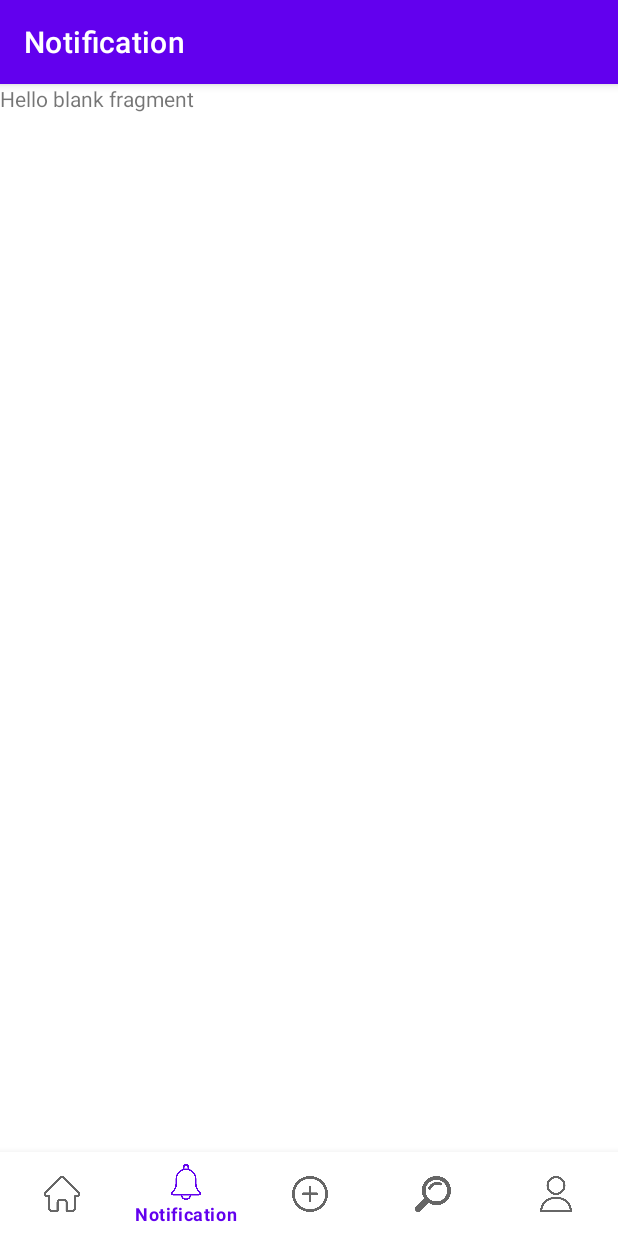
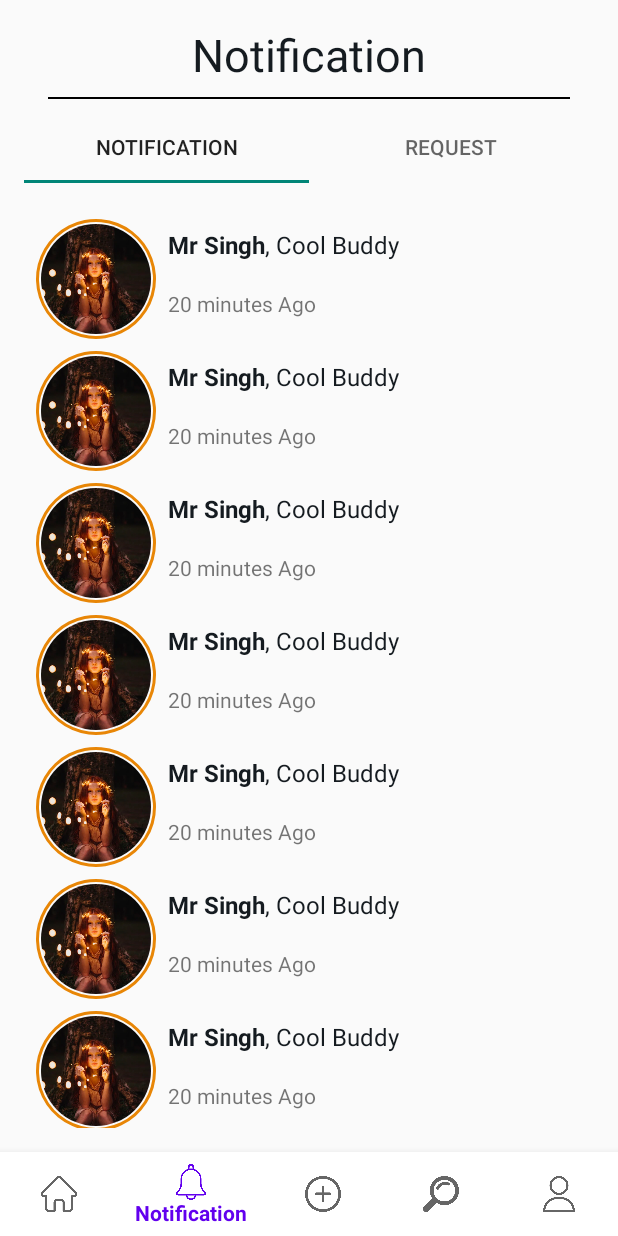
Before and after one commit to MrSingh1807/My-Social-Media-App, an Android app: the NotificationFragment screen opened through its navigation route, on a phone screen of 412 x 824 dp. Run offline under Robolectric (Android 15) with nearby library versions, the phone set to English and light mode, and no system bars; our stand-ins replace CircleImageView, Dagger/Hilt's generated code, navigation-ui; Roboto replaces fonts that are not available here.

Commit message:
first commit

```diff
--- a/app/src/main/AndroidManifest.xml
+++ b/app/src/main/AndroidManifest.xml
@@ -13,7 +13,7 @@
         android:label="@string/app_name"
         android:roundIcon="@mipmap/ic_launcher_round"
         android:supportsRtl="true"
-        android:theme="@style/Theme.MySocialMediaApp"
+        android:theme="@style/NoActionBar"
         tools:targetApi="31">
         <activity
             android:name=".ui.MainActivity"
--- a/app/src/main/java/com/example/mysocialmediaapp/ui/MainActivity.kt
+++ b/app/src/main/java/com/example/mysocialmediaapp/ui/MainActivity.kt
@@ -1,8 +1,11 @@
 package com.example.mysocialmediaapp.ui
 
 import android.os.Bundle
+import android.view.Menu
+import android.view.View
 import androidx.appcompat.app.AppCompatActivity
 import androidx.navigation.NavController
+import androidx.navigation.NavDestination
 import androidx.navigation.fragment.NavHostFragment
 import androidx.navigation.fragment.findNavController
 import androidx.navigation.ui.AppBarConfiguration
@@ -37,13 +40,23 @@
                 R.id.profileFragment
             )
         )
+        navController.addOnDestinationChangedListener { controller, destination, arguments ->
+            if (destination.id == R.id.profileFragment) {
+                setSupportActionBar(binding.toolbar)
+                binding.toolbar.visibility = View.VISIBLE
+            } else {
+                supportActionBar?.hide()
+                binding.toolbar.visibility = View.GONE
+            }
+        }
 
         binding.btmNavView.setupWithNavController(navController)
-        setupActionBarWithNavController(navController, appBarConfiguration)
+//        setupActionBarWithNavController(navController, appBarConfiguration)
 
     }
 
     override fun onSupportNavigateUp(): Boolean {
         return navController.navigateUp() || super.onSupportNavigateUp()
     }
+
 }
--- /dev/null
+++ b/app/src/main/java/com/example/mysocialmediaapp/ui/adapters/NotificationAdapter.kt
@@ -0,0 +1,38 @@
+package com.example.mysocialmediaapp.ui.adapters
+
+import android.content.Context
+import android.text.Html
+import android.view.LayoutInflater
+import android.view.ViewGroup
+import androidx.recyclerview.widget.RecyclerView
+import com.example.mysocialmediaapp.databinding.TabNotificationRecyclerViewBinding
+import com.example.mysocialmediaapp.ui.models.NotificationModel
+
+
+class NotificationAdapter(
+    val context: Context,
+    private var notificationModel: ArrayList<NotificationModel> = ArrayList()
+) : RecyclerView.Adapter<NotificationAdapter.NotificationViewHolder>() {
+
+    class NotificationViewHolder(val binding: TabNotificationRecyclerViewBinding) :
+        RecyclerView.ViewHolder(binding.root)
+
+    override fun onCreateViewHolder(parent: ViewGroup, viewType: Int): NotificationViewHolder {
+        val itemBind = TabNotificationRecyclerViewBinding.inflate(
+            LayoutInflater.from(parent.context),
+            parent,
+            false
+        )
+        return NotificationViewHolder(itemBind)
+    }
+
+    override fun onBindViewHolder(holder: NotificationViewHolder, position: Int) {
+        holder.binding.profileImgVw.setImageResource(notificationModel[position].profileImage)
+        holder.binding.nameAndAboutTV.text = Html.fromHtml(notificationModel[position].notification)
+        holder.binding.timeTV.text = notificationModel[position].time
+    }
+
+    override fun getItemCount(): Int {
+        return notificationModel.size
+    }
+}
--- /dev/null
+++ b/app/src/main/java/com/example/mysocialmediaapp/ui/adapters/ViewPagerAdapter.kt
@@ -0,0 +1,32 @@
+package com.example.mysocialmediaapp.ui.adapters
+
+import androidx.fragment.app.Fragment
+import androidx.fragment.app.FragmentManager
+import androidx.fragment.app.FragmentPagerAdapter
+import com.example.mysocialmediaapp.ui.fragments.RequestFragment
+import com.example.mysocialmediaapp.ui.fragments.TabNotificationFragment
+
+class ViewPagerAdapter(manager: FragmentManager) : FragmentPagerAdapter(manager) {
+
+    override fun getCount(): Int {
+        return 2
+    }
+
+    override fun getItem(position: Int): Fragment {
+        return when(position){
+            0 -> TabNotificationFragment()
+            1 -> RequestFragment()
+            else -> TabNotificationFragment()
+        }
+    }
+
+    override fun getPageTitle(position: Int): CharSequence? {
+        var title = ""
+        title = if (position == 0){
+            "NOTIFICATION"
+        } else {
+            "REQUEST"
+        }
+        return title
+    }
+}
--- a/app/src/main/java/com/example/mysocialmediaapp/ui/fragments/NotificationFragment.kt
+++ b/app/src/main/java/com/example/mysocialmediaapp/ui/fragments/NotificationFragment.kt
@@ -8,6 +8,7 @@
 import com.example.mysocialmediaapp.R
 import com.example.mysocialmediaapp.databinding.FragmentAddBinding
 import com.example.mysocialmediaapp.databinding.FragmentNotificationBinding
+import com.example.mysocialmediaapp.ui.adapters.ViewPagerAdapter
 import dagger.hilt.android.AndroidEntryPoint
 
 @AndroidEntryPoint
@@ -23,6 +24,9 @@
         // Inflate the layout for this fragment
         _binding = FragmentNotificationBinding.inflate(inflater, container, false)
 
+        binding.notificationViewPager.adapter = fragmentManager?.let { ViewPagerAdapter(it) }
+        binding.notificationTabLayout.setupWithViewPager(binding.notificationViewPager)
+
         return binding.root
     }
 
--- a/app/src/main/java/com/example/mysocialmediaapp/ui/fragments/ProfileFragment.kt
+++ b/app/src/main/java/com/example/mysocialmediaapp/ui/fragments/ProfileFragment.kt
@@ -28,6 +28,7 @@
         // Inflate the layout for this fragment
         _binding = FragmentProfileBinding.inflate(inflater, container, false)
 
+
         setFriendsListRecyclerView()
 
         return binding.root
--- /dev/null
+++ b/app/src/main/java/com/example/mysocialmediaapp/ui/fragments/RequestFragment.kt
@@ -0,0 +1,30 @@
+package com.example.mysocialmediaapp.ui.fragments
+
+import android.os.Bundle
+import androidx.fragment.app.Fragment
+import android.view.LayoutInflater
+import android.view.View
+import android.view.ViewGroup
+import com.example.mysocialmediaapp.R
+import com.example.mysocialmediaapp.databinding.FragmentRequestBinding
+
+class RequestFragment : Fragment() {
+
+    private var _binding: FragmentRequestBinding? = null
+    private val binding get() = _binding!!
+
+
+    override fun onCreateView(
+        inflater: LayoutInflater, container: ViewGroup?,
+        savedInstanceState: Bundle?
+    ): View {
+        _binding = FragmentRequestBinding.inflate(inflater,container,false)
+        // Inflate the layout for this fragment
+        return binding.root
+    }
+
+    override fun onDestroyView() {
+        super.onDestroyView()
+        _binding = null
+    }
+}
--- /dev/null
+++ b/app/src/main/java/com/example/mysocialmediaapp/ui/fragments/TabNotificationFragment.kt
@@ -0,0 +1,53 @@
+package com.example.mysocialmediaapp.ui.fragments
+
+import android.os.Bundle
+import androidx.fragment.app.Fragment
+import android.view.LayoutInflater
+import android.view.View
+import android.view.ViewGroup
+import androidx.recyclerview.widget.LinearLayoutManager
+import com.example.mysocialmediaapp.R
+import com.example.mysocialmediaapp.databinding.FragmentRequestBinding
+import com.example.mysocialmediaapp.databinding.FragmentTabNotificationBinding
+import com.example.mysocialmediaapp.ui.adapters.NotificationAdapter
+import com.example.mysocialmediaapp.ui.models.NotificationModel
+
+class TabNotificationFragment : Fragment() {
+
+    private var _binding: FragmentTabNotificationBinding? = null
+    private val binding get() = _binding!!
+
+    private val notificationLists: ArrayList<NotificationModel> = ArrayList()
+      override fun onCreateView(
+        inflater: LayoutInflater, container: ViewGroup?,
+        savedInstanceState: Bundle?
+    ): View {
+        // Inflate the layout for this fragment
+          _binding = FragmentTabNotificationBinding.inflate(inflater, container,false)
+
+          setUpRecyclerView()
+        return binding.root
+    }
+
+    private fun setUpRecyclerView() {
+        notificationLists.add(NotificationModel(R.drawable.kid, "<b>Mr Singh</b>, Cool Buddy", "20 minutes Ago"))
+        notificationLists.add(NotificationModel(R.drawable.kid, "<b>Mr Singh</b>, Cool Buddy", "20 minutes Ago"))
+        notificationLists.add(NotificationModel(R.drawable.kid, "<b>Mr Singh</b>, Cool Buddy", "20 minutes Ago"))
+        notificationLists.add(NotificationModel(R.drawable.kid, "<b>Mr Singh</b>, Cool Buddy", "20 minutes Ago"))
+        notificationLists.add(NotificationModel(R.drawable.kid, "<b>Mr Singh</b>, Cool Buddy", "20 minutes Ago"))
+        notificationLists.add(NotificationModel(R.drawable.kid, "<b>Mr Singh</b>, Cool Buddy", "20 minutes Ago"))
+        notificationLists.add(NotificationModel(R.drawable.kid, "<b>Mr Singh</b>, Cool Buddy", "20 minutes Ago"))
+        notificationLists.add(NotificationModel(R.drawable.kid, "<b>Mr Singh</b>, Cool Buddy", "20 minutes Ago"))
+
+
+        val adapter = NotificationAdapter(requireContext(), notificationLists)
+        binding.tabNotificationRV.layoutManager = LinearLayoutManager(requireContext())
+        binding.tabNotificationRV.adapter = adapter
+
+    }
+
+    override fun onDestroy() {
+        super.onDestroy()
+        _binding = null
+    }
+}
--- /dev/null
+++ b/app/src/main/java/com/example/mysocialmediaapp/ui/models/NotificationModel.kt
@@ -0,0 +1,7 @@
+package com.example.mysocialmediaapp.ui.models
+
+data class NotificationModel(
+    val profileImage: Int,
+    val notification: String,
+    val time: String
+)
--- /dev/null
+++ b/app/src/main/res/drawable/ic_setting.xml
@@ -0,0 +1,5 @@
+<vector android:height="24dp" android:tint="#FFFFFF"
+    android:viewportHeight="24" android:viewportWidth="24"
+    android:width="24dp" xmlns:android="http://schemas.android.com/apk/res/android">
+    <path android:fillColor="@android:color/white" android:pathData="M19.14,12.94c0.04,-0.3 0.06,-0.61 0.06,-0.94c0,-0.32 -0.02,-0.64 -0.07,-0.94l2.03,-1.58c0.18,-0.14 0.23,-0.41 0.12,-0.61l-1.92,-3.32c-0.12,-0.22 -0.37,-0.29 -0.59,-0.22l-2.39,0.96c-0.5,-0.38 -1.03,-0.7 -1.62,-0.94L14.4,2.81c-0.04,-0.24 -0.24,-0.41 -0.48,-0.41h-3.84c-0.24,0 -0.43,0.17 -0.47,0.41L9.25,5.35C8.66,5.59 8.12,5.92 7.63,6.29L5.24,5.33c-0.22,-0.08 -0.47,0 -0.59,0.22L2.74,8.87C2.62,9.08 2.66,9.34 2.86,9.48l2.03,1.58C4.84,11.36 4.8,11.69 4.8,12s0.02,0.64 0.07,0.94l-2.03,1.58c-0.18,0.14 -0.23,0.41 -0.12,0.61l1.92,3.32c0.12,0.22 0.37,0.29 0.59,0.22l2.39,-0.96c0.5,0.38 1.03,0.7 1.62,0.94l0.36,2.54c0.05,0.24 0.24,0.41 0.48,0.41h3.84c0.24,0 0.44,-0.17 0.47,-0.41l0.36,-2.54c0.59,-0.24 1.13,-0.56 1.62,-0.94l2.39,0.96c0.22,0.08 0.47,0 0.59,-0.22l1.92,-3.32c0.12,-0.22 0.07,-0.47 -0.12,-0.61L19.14,12.94zM12,15.6c-1.98,0 -3.6,-1.62 -3.6,-3.6s1.62,-3.6 3.6,-3.6s3.6,1.62 3.6,3.6S13.98,15.6 12,15.6z"/>
+</vector>
--- /dev/null
+++ b/app/src/main/res/drawable/toolbar_bg.xml
@@ -0,0 +1,8 @@
+<?xml version="1.0" encoding="utf-8"?>
+<shape xmlns:android="http://schemas.android.com/apk/res/android">
+
+    <gradient android:angle="90"
+        android:startColor="@android:color/transparent"
+        android:endColor="@android:color/transparent"
+        android:type="linear"/>
+</shape>
--- a/app/src/main/res/layout/activity_main.xml
+++ b/app/src/main/res/layout/activity_main.xml
@@ -7,28 +7,37 @@
     android:layout_height="match_parent"
     tools:context=".ui.MainActivity">
 
+    <androidx.appcompat.widget.Toolbar
+        android:id="@+id/toolbar"
+        android:layout_width="0dp"
+        android:layout_height="?attr/actionBarSize"
+        app:popupTheme="@style/Theme.AppCompat.Light"
+        android:background="@android:color/transparent"
+        android:theme="@style/ThemeOverlay.AppCompat.Dark.ActionBar"
+        app:layout_constraintEnd_toEndOf="parent"
+        app:layout_constraintStart_toStartOf="parent"
+        app:layout_constraintTop_toTopOf="parent" />
+
     <androidx.fragment.app.FragmentContainerView
         android:id="@+id/fragment_container_view"
         android:name="androidx.navigation.fragment.NavHostFragment"
         android:layout_width="0dp"
         android:layout_height="0dp"
         app:defaultNavHost="true"
-        app:navGraph="@navigation/my_nav_host"
+        app:layout_constraintBottom_toTopOf="@+id/btmNavView"
 
-        app:layout_constraintBottom_toTopOf="@+id/btmNavView"
         app:layout_constraintEnd_toEndOf="parent"
         app:layout_constraintHorizontal_bias="0.5"
         app:layout_constraintStart_toStartOf="parent"
         app:layout_constraintTop_toTopOf="parent"
-        app:layout_constraintVertical_bias="0.5" />
+        app:navGraph="@navigation/my_nav_host" />
 
     <com.google.android.material.bottomnavigation.BottomNavigationView
         android:id="@+id/btmNavView"
         android:layout_width="match_parent"
         android:layout_height="wrap_content"
-
-
         app:menu="@menu/btm_nav_items"
+        app:backgroundTint="@color/white"
         app:layout_constraintBottom_toBottomOf="parent"
         app:layout_constraintEnd_toEndOf="parent"
         app:layout_constraintHorizontal_bias="0.5"
--- a/app/src/main/res/layout/fragment_home.xml
+++ b/app/src/main/res/layout/fragment_home.xml
@@ -74,6 +74,7 @@
         android:layout_width="match_parent"
         android:layout_height="0dp"
         android:layout_weight="1"
+        android:scrollbars="none"
         app:layout_constraintEnd_toEndOf="parent"
         app:layout_constraintHorizontal_bias="0.5"
         app:layout_constraintStart_toStartOf="parent"
--- a/app/src/main/res/layout/fragment_notification.xml
+++ b/app/src/main/res/layout/fragment_notification.xml
@@ -1,5 +1,6 @@
 <?xml version="1.0" encoding="utf-8"?>
-<FrameLayout xmlns:android="http://schemas.android.com/apk/res/android"
+<androidx.constraintlayout.widget.ConstraintLayout xmlns:android="http://schemas.android.com/apk/res/android"
+    xmlns:app="http://schemas.android.com/apk/res-auto"
     xmlns:tools="http://schemas.android.com/tools"
     android:layout_width="match_parent"
     android:layout_height="match_parent"
@@ -7,8 +8,49 @@
 
     <!-- TODO: Update blank fragment layout -->
     <TextView
+        android:id="@+id/textView"
+        android:layout_width="wrap_content"
+        android:layout_height="wrap_content"
+        android:layout_marginTop="16dp"
+        android:text="Notification"
+        android:textColor="@color/titleColor"
+        android:textSize="30sp"
+        app:layout_constraintEnd_toEndOf="parent"
+        app:layout_constraintStart_toStartOf="parent"
+        app:layout_constraintTop_toTopOf="parent" />
+
+    <View
+        android:id="@+id/view10"
+        android:layout_width="0dp"
+        android:layout_height="1dp"
+        android:layout_marginStart="32dp"
+        android:layout_marginTop="8dp"
+        android:layout_marginEnd="32dp"
+        android:background="@color/black"
+        app:layout_constraintEnd_toEndOf="parent"
+        app:layout_constraintHorizontal_bias="0.5"
+        app:layout_constraintStart_toStartOf="parent"
+        app:layout_constraintTop_toBottomOf="@+id/textView" />
+
+    <com.google.android.material.tabs.TabLayout
+        android:id="@+id/notificationTabLayout"
+        android:layout_width="0dp"
+        android:layout_height="wrap_content"
+        android:layout_marginStart="16dp"
+        android:layout_marginTop="8dp"
+        android:layout_marginEnd="16dp"
+        app:layout_constraintEnd_toEndOf="parent"
+        app:layout_constraintHorizontal_bias="0.5"
+        app:layout_constraintStart_toStartOf="parent"
+        app:layout_constraintTop_toBottomOf="@+id/view10"/>
+
+    <androidx.viewpager.widget.ViewPager
+        android:id="@+id/notificationViewPager"
         android:layout_width="match_parent"
-        android:layout_height="match_parent"
-        android:text="@string/hello_blank_fragment" />
+        android:layout_height="0dp"
+        app:layout_constraintEnd_toEndOf="parent"
+        app:layout_constraintStart_toStartOf="parent"
+        app:layout_constraintTop_toBottomOf="@+id/notificationTabLayout"
+        app:layout_constraintBottom_toBottomOf="parent"/>
 
-</FrameLayout>
+</androidx.constraintlayout.widget.ConstraintLayout>
--- /dev/null
+++ b/app/src/main/res/layout/fragment_request.xml
@@ -0,0 +1,14 @@
+<?xml version="1.0" encoding="utf-8"?>
+<FrameLayout xmlns:android="http://schemas.android.com/apk/res/android"
+    xmlns:tools="http://schemas.android.com/tools"
+    android:layout_width="match_parent"
+    android:layout_height="match_parent"
+    tools:context=".ui.fragments.RequestFragment">
+
+    <!-- TODO: Update blank fragment layout -->
+    <TextView
+        android:layout_width="match_parent"
+        android:layout_height="match_parent"
+        android:text="@string/hello_blank_fragment" />
+
+</FrameLayout>
--- /dev/null
+++ b/app/src/main/res/layout/fragment_tab_notification.xml
@@ -0,0 +1,21 @@
+<?xml version="1.0" encoding="utf-8"?>
+<androidx.constraintlayout.widget.ConstraintLayout
+    xmlns:android="http://schemas.android.com/apk/res/android"
+    xmlns:app="http://schemas.android.com/apk/res-auto"
+    xmlns:tools="http://schemas.android.com/tools"
+    android:layout_width="match_parent"
+    android:layout_height="match_parent"
+    tools:context=".ui.fragments.TabNotificationFragment">
+
+
+    <androidx.recyclerview.widget.RecyclerView
+        android:id="@+id/tabNotificationRV"
+        android:layout_width="match_parent"
+        android:layout_height="0dp"
+        android:layout_margin="16dp"
+
+        app:layout_constraintBottom_toBottomOf="parent"
+        app:layout_constraintEnd_toEndOf="parent"
+        app:layout_constraintStart_toStartOf="parent"
+        app:layout_constraintTop_toTopOf="parent" />
+</androidx.constraintlayout.widget.ConstraintLayout>
--- a/app/src/main/res/layout/friends_rv_in_profile.xml
+++ b/app/src/main/res/layout/friends_rv_in_profile.xml
@@ -8,6 +8,7 @@
         android:id="@+id/friendsImageIV"
         android:layout_width="100dp"
         android:layout_height="100dp"
+        android:layout_marginEnd="8dp"
         android:padding="3dp"
         android:src="@drawable/cute_dog"
         app:civ_border_color="@color/imageBorderColor"
--- /dev/null
+++ b/app/src/main/res/layout/tab_notification_recycler_view.xml
@@ -0,0 +1,55 @@
+<?xml version="1.0" encoding="utf-8"?>
+<androidx.constraintlayout.widget.ConstraintLayout xmlns:android="http://schemas.android.com/apk/res/android"
+    xmlns:tools="http://schemas.android.com/tools"
+    android:layout_width="match_parent"
+    android:layout_height="wrap_content"
+    xmlns:app="http://schemas.android.com/apk/res-auto">
+
+    <de.hdodenhof.circleimageview.CircleImageView
+        android:id="@+id/profileImgVw"
+        android:layout_width="80dp"
+        android:layout_height="80dp"
+        android:layout_marginStart="8dp"
+        android:layout_marginTop="8dp"
+        android:padding="3dp"
+        android:src="@drawable/cute_dog"
+        app:layout_constraintStart_toStartOf="parent"
+        app:layout_constraintTop_toTopOf="parent" />
+
+    <View
+        android:id="@+id/view"
+        android:layout_width="0dp"
+        android:layout_height="0dp"
+        android:background="@drawable/image_circle_background"
+        app:layout_constraintBottom_toBottomOf="@+id/profileImgVw"
+        app:layout_constraintEnd_toEndOf="@+id/profileImgVw"
+        app:layout_constraintHorizontal_bias="0.0"
+        app:layout_constraintStart_toStartOf="@+id/profileImgVw"
+        app:layout_constraintTop_toTopOf="@+id/profileImgVw"
+        app:layout_constraintVertical_bias="0.0" />
+
+    <TextView
+        android:id="@+id/nameAndAboutTV"
+        android:layout_width="0dp"
+        android:layout_height="wrap_content"
+        android:layout_marginStart="8dp"
+        android:layout_marginEnd="16dp"
+        android:lines="2"
+        android:text="Mr Singh"
+        android:textColor="@color/titleColor"
+        android:textSize="16sp"
+        app:layout_constraintBottom_toBottomOf="@+id/profileImgVw"
+        app:layout_constraintEnd_toEndOf="parent"
+        app:layout_constraintStart_toEndOf="@+id/profileImgVw"
+        app:layout_constraintTop_toTopOf="@+id/profileImgVw"
+        app:layout_constraintVertical_bias="0.15" />
+
+    <TextView
+        android:id="@+id/timeTV"
+        android:layout_width="wrap_content"
+        android:layout_height="wrap_content"
+        android:text="just now"
+        app:layout_constraintStart_toStartOf="@+id/nameAndAboutTV"
+        app:layout_constraintTop_toBottomOf="@+id/nameAndAboutTV" />
+
+</androidx.constraintlayout.widget.ConstraintLayout>
--- /dev/null
+++ b/app/src/main/res/menu/menu_items.xml
@@ -0,0 +1,9 @@
+<?xml version="1.0" encoding="utf-8"?>
+<menu xmlns:android="http://schemas.android.com/apk/res/android"
+    xmlns:app="http://schemas.android.com/apk/res-auto">
+
+    <item android:title="Title"
+        android:id="@+id/setting"
+        android:icon="@drawable/ic_setting"
+        app:showAsAction="always"/>
+</menu>
```
